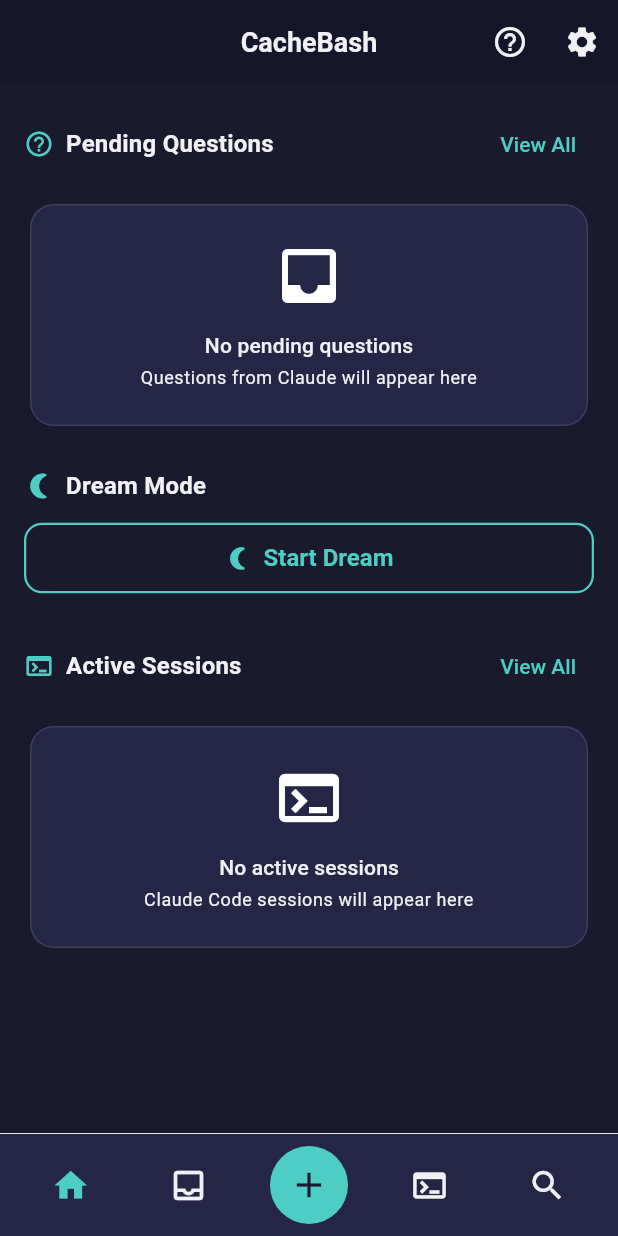
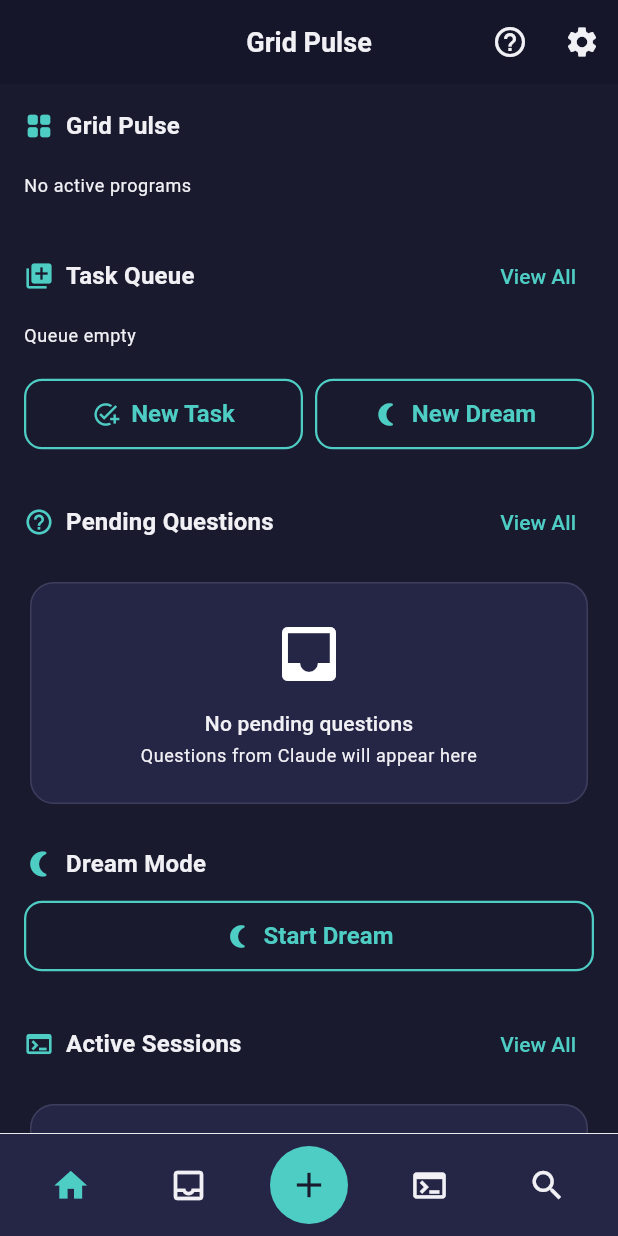
Before and after one commit to rezzedai/cachebash, a Flutter app: the screen it shows once a user with an empty profile is signed in, on a phone screen of 412 x 824 dp. Run offline on Flutter 3.47's test engine with Material 3 defaults, Android fonts, the phone set to English and light mode, and no system bars; our stand-ins replace cloud_firestore, firebase_auth, firebase_core, firebase_crashlytics, firebase_messaging, flutter_riverpod and 3 more; missing offline and left inert: app_settings, encrypt, flutter_app_badger; accounts and stored records are empty; generated files the repository leaves out were written again.

Commit message:
feat: Mobile Pulse View — ambient Grid dashboard — Phase 3 Chunk 3
Added Grid Pulse dashboard to home screen with:
- Program pulse dots showing active programs with heat-based recency
- Task queue chips grouped by target program
- Quick action buttons for New Task/Dream with conditional Kill button
- Updated app bar title to 'Grid Pulse' for dashboard feel

Files modified:
- app/lib/theme/colors.dart: Added programColors map and getProgramColor()
- app/lib/widgets/program_pulse_row.dart: Heat dots for active programs
- app/lib/widgets/task_queue_chips.dart: Task queue summary chips
- app/lib/providers/pulse_provider.dart: Providers for sessions and pending tasks
- app/lib/screens/home/home_screen.dart: Integrated pulse components at top

Technical notes:
- Uses withValues(alpha:) for Flutter 3.38.8 compatibility
- Pulse dots fade from 1.0 to 0.3 opacity over 60 minutes
- Groups sessions by programId, shows most recent per program
- Task chips sorted by count descending

```diff
--- /dev/null
+++ b/app/lib/providers/pulse_provider.dart
@@ -0,0 +1,46 @@
+import 'package:cloud_firestore/cloud_firestore.dart';
+import 'package:flutter_riverpod/flutter_riverpod.dart';
+
+import '../models/session_model.dart';
+import '../models/task_model.dart';
+import '../services/encryption_service.dart';
+import 'auth_provider.dart';
+
+final _firestore = FirebaseFirestore.instance;
+
+/// Stream all non-archived sessions (for program pulse dots)
+final allActiveSessionsProvider = StreamProvider<List<SessionModel>>((ref) {
+  final user = ref.watch(currentUserProvider);
+  if (user == null) return Stream.value([]);
+
+  return _firestore
+      .collection('users/${user.uid}/sessions')
+      .where('archived', isEqualTo: false)
+      .where('state', whereIn: ['working', 'blocked', 'pinned'])
+      .orderBy('lastUpdate', descending: true)
+      .limit(20)
+      .snapshots()
+      .map((snapshot) =>
+          snapshot.docs.map((doc) => SessionModel.fromFirestore(doc)).toList());
+});
+
+/// Stream pending tasks for queue summary (type: "task", status: "created")
+final pendingTaskQueueProvider = StreamProvider<List<TaskModel>>((ref) {
+  final user = ref.watch(currentUserProvider);
+  final encryptionService = ref.watch(encryptionServiceProvider);
+  if (user == null) return Stream.value([]);
+
+  return _firestore
+      .collection('users/${user.uid}/tasks')
+      .where('type', isEqualTo: 'task')
+      .where('status', isEqualTo: 'created')
+      .orderBy('createdAt', descending: true)
+      .limit(50)
+      .snapshots()
+      .asyncMap((snapshot) async {
+    return await Future.wait(
+      snapshot.docs.map((doc) =>
+          TaskModel.fromFirestoreDecrypted(doc, encryptionService)),
+    );
+  });
+});
--- a/app/lib/screens/home/home_screen.dart
+++ b/app/lib/screens/home/home_screen.dart
@@ -7,12 +7,15 @@ import '../../providers/messages_provider.dart';
 import '../../providers/questions_provider.dart';
 import '../../providers/dream_sessions_provider.dart';
 import '../../providers/sessions_provider.dart';
+import '../../providers/pulse_provider.dart';
 import '../../models/dream_session_model.dart';
 import '../../services/haptic_service.dart';
 import '../../widgets/animated_list_item.dart';
 import '../../widgets/question_card.dart';
 import '../../widgets/session_card.dart';
 import '../../widgets/shimmer_card.dart';
+import '../../widgets/program_pulse_row.dart';
+import '../../widgets/task_queue_chips.dart';
 
 void _log(String message) {
   debugPrint('[HomeScreen] $message');
@@ -104,10 +107,12 @@ class HomeScreen extends ConsumerWidget {
     final activeDreams = ref.watch(activeDreamSessionsProvider);
     final activeSessions = ref.watch(activeSessionsProvider);
     final inactiveSessions = ref.watch(inactiveSessionsProvider);
+    final allSessions = ref.watch(allActiveSessionsProvider);
+    final pendingTaskQueue = ref.watch(pendingTaskQueueProvider);
 
     return Scaffold(
       appBar: AppBar(
-        title: const Text('CacheBash'),
+        title: const Text('Grid Pulse'),
         actions: [
           IconButton(
             icon: const Icon(Icons.help_outline),
@@ -133,10 +138,50 @@ class HomeScreen extends ConsumerWidget {
           ref.invalidate(activeDreamSessionsProvider);
           ref.invalidate(activeSessionsProvider);
           ref.invalidate(inactiveSessionsProvider);
+          ref.invalidate(allActiveSessionsProvider);
+          ref.invalidate(pendingTaskQueueProvider);
         },
         child: ListView(
           padding: const EdgeInsets.all(16),
           children: [
+            // Grid Pulse Section
+            _buildSectionHeader(context, 'Grid Pulse', Icons.grid_view_rounded),
+            const SizedBox(height: 12),
+            allSessions.when(
+              loading: () => const SizedBox(height: 48, child: Center(child: CircularProgressIndicator(strokeWidth: 2))),
+              error: (error, stack) => const SizedBox.shrink(),
+              data: (sessions) => ProgramPulseRow(sessions: sessions),
+            ),
+
+            const SizedBox(height: 20),
+
+            // Task Queue Section
+            _buildSectionHeader(
+              context,
+              'Task Queue',
+              Icons.queue,
+              onViewAll: () => context.go('/tasks'),
+            ),
+            const SizedBox(height: 8),
+            pendingTaskQueue.when(
+              loading: () => const SizedBox(height: 32, child: Center(child: CircularProgressIndicator(strokeWidth: 2))),
+              error: (error, stack) => const SizedBox.shrink(),
+              data: (tasks) => TaskQueueChips(
+                pendingTasks: tasks,
+                onTapTarget: (target) {
+                  HapticService.light();
+                  context.go('/tasks');
+                },
+              ),
+            ),
+
+            const SizedBox(height: 20),
+
+            // Quick Actions
+            _buildQuickActions(context, ref),
+
+            const SizedBox(height: 24),
+
             // Pending Questions Section
             _buildSectionHeader(
               context,
@@ -290,6 +335,57 @@ class HomeScreen extends ConsumerWidget {
           ],
         ),
       ),
+    );
+  }
+
+  Widget _buildQuickActions(BuildContext context, WidgetRef ref) {
+    final activeDreams = ref.watch(activeDreamSessionsProvider);
+    final hasActiveDream = activeDreams.whenOrNull(data: (d) => d.isNotEmpty) ?? false;
+
+    return Row(
+      children: [
+        Expanded(
+          child: OutlinedButton.icon(
+            onPressed: () {
+              HapticService.light();
+              context.push('/tasks/new');
+            },
+            icon: const Icon(Icons.add_task, size: 18),
+            label: const Text('New Task'),
+          ),
+        ),
+        const SizedBox(width: 8),
+        Expanded(
+          child: OutlinedButton.icon(
+            onPressed: () {
+              HapticService.light();
+              context.push('/dreams/new');
+            },
+            icon: const Icon(Icons.nightlight_round, size: 18),
+            label: const Text('New Dream'),
+          ),
+        ),
+        if (hasActiveDream) ...[
+          const SizedBox(width: 8),
+          Expanded(
+            child: OutlinedButton.icon(
+              onPressed: () {
+                HapticService.medium();
+                // Navigate to first active dream for kill action
+                final dreams = activeDreams.value ?? [];
+                if (dreams.isNotEmpty) {
+                  context.push('/dreams/${dreams.first.id}');
+                }
+              },
+              icon: Icon(Icons.dangerous, size: 18, color: Theme.of(context).colorScheme.error),
+              label: Text('Kill', style: TextStyle(color: Theme.of(context).colorScheme.error)),
+              style: OutlinedButton.styleFrom(
+                side: BorderSide(color: Theme.of(context).colorScheme.error.withValues(alpha: 0.5)),
+              ),
+            ),
+          ),
+        ],
+      ],
     );
   }
 
--- a/app/lib/theme/colors.dart
+++ b/app/lib/theme/colors.dart
@@ -50,4 +50,26 @@ class AppColors {
     end: Alignment.bottomCenter,
     colors: [surfaceDark, backgroundDark],
   );
+
+  // Grid program identity colors (from RADIA's disc palette)
+  static const Map<String, Color> programColors = {
+    'basher': Color(0xFFFF6C00),  // Orange
+    'iso': Color(0xFF4ECDC4),     // Cyan (use existing AppColors.cyan)
+    'alan': Color(0xFF7B68EE),    // Purple (use existing AppColors.purple)
+    'sark': Color(0xFFEF4444),    // Red
+    'radia': Color(0xFFFBBF24),   // Gold
+    'clu': Color(0xFF38BDF8),     // Blue
+    'quorra': Color(0xFFEC4899),  // Pink
+    'gem': Color(0xFF4ADE80),     // Green
+    'rinzler': Color(0xFF8B5CF6), // Violet
+    'scribe': Color(0xFFA78BFA),  // Lavender
+    'castor': Color(0xFFF97316),  // Deep orange
+    'beck': Color(0xFF06B6D4),    // Teal
+  };
+
+  /// Get program color with fallback
+  static Color getProgramColor(String? programId) {
+    if (programId == null) return textMuted;
+    return programColors[programId.toLowerCase()] ?? textMuted;
+  }
 }
--- /dev/null
+++ b/app/lib/widgets/program_pulse_row.dart
@@ -0,0 +1,87 @@
+import 'package:flutter/material.dart';
+import '../models/session_model.dart';
+import '../theme/colors.dart';
+
+/// Displays active Grid programs as colored heat dots.
+/// Brightness indicates recency of activity.
+class ProgramPulseRow extends StatelessWidget {
+  final List<SessionModel> sessions;
+
+  const ProgramPulseRow({super.key, required this.sessions});
+
+  @override
+  Widget build(BuildContext context) {
+    // Group sessions by programId, take most recent per program
+    final Map<String, SessionModel> programSessions = {};
+    for (final session in sessions) {
+      final pid = session.programId ?? 'unknown';
+      if (!programSessions.containsKey(pid) ||
+          session.lastUpdate.isAfter(programSessions[pid]!.lastUpdate)) {
+        programSessions[pid] = session;
+      }
+    }
+
+    if (programSessions.isEmpty) {
+      return Padding(
+        padding: const EdgeInsets.symmetric(vertical: 8),
+        child: Text(
+          'No active programs',
+          style: Theme.of(context).textTheme.bodySmall?.copyWith(
+                color: Theme.of(context).colorScheme.onSurfaceVariant,
+              ),
+        ),
+      );
+    }
+
+    return Wrap(
+      spacing: 8,
+      runSpacing: 8,
+      children: programSessions.entries.map((entry) {
+        final pid = entry.key;
+        final session = entry.value;
+        final color = AppColors.getProgramColor(pid);
+        final minutesAgo = DateTime.now().difference(session.lastUpdate).inMinutes;
+        // Brightness: 1.0 = active now, fades to 0.3 over 60 minutes
+        final brightness = (1.0 - (minutesAgo / 60.0)).clamp(0.3, 1.0);
+
+        return Tooltip(
+          message: '$pid: ${session.status}',
+          child: Column(
+            mainAxisSize: MainAxisSize.min,
+            children: [
+              Container(
+                width: 32,
+                height: 32,
+                decoration: BoxDecoration(
+                  shape: BoxShape.circle,
+                  color: color.withValues(alpha: brightness),
+                  boxShadow: brightness > 0.7
+                      ? [BoxShadow(color: color.withValues(alpha: 0.4), blurRadius: 8, spreadRadius: 1)]
+                      : null,
+                ),
+                child: Center(
+                  child: Text(
+                    pid.substring(0, 1).toUpperCase(),
+                    style: TextStyle(
+                      color: Colors.white.withValues(alpha: brightness),
+                      fontSize: 12,
+                      fontWeight: FontWeight.bold,
+                    ),
+                  ),
+                ),
+              ),
+              const SizedBox(height: 2),
+              Text(
+                pid,
+                style: Theme.of(context).textTheme.labelSmall?.copyWith(
+                      color: Theme.of(context).colorScheme.onSurfaceVariant,
+                      fontSize: 9,
+                    ),
+              ),
+            ],
+          ),
+        );
+      }).toList(),
+    );
+  }
+}
--- /dev/null
+++ b/app/lib/widgets/task_queue_chips.dart
@@ -0,0 +1,56 @@
+import 'package:flutter/material.dart';
+import '../models/task_model.dart';
+import '../theme/colors.dart';
+
+/// Shows pending task counts grouped by target program as colored chips.
+class TaskQueueChips extends StatelessWidget {
+  final List<TaskModel> pendingTasks;
+  final void Function(String? target)? onTapTarget;
+
+  const TaskQueueChips({super.key, required this.pendingTasks, this.onTapTarget});
+
+  @override
+  Widget build(BuildContext context) {
+    if (pendingTasks.isEmpty) {
+      return Text(
+        'Queue empty',
+        style: Theme.of(context).textTheme.bodySmall?.copyWith(
+              color: Theme.of(context).colorScheme.onSurfaceVariant,
+            ),
+      );
+    }
+
+    // Group by target
+    final Map<String, int> targetCounts = {};
+    for (final task in pendingTasks) {
+      final target = task.target ?? 'unassigned';
+      targetCounts[target] = (targetCounts[target] ?? 0) + 1;
+    }
+
+    // Sort by count descending
+    final sorted = targetCounts.entries.toList()
+      ..sort((a, b) => b.value.compareTo(a.value));
+
+    return Wrap(
+      spacing: 6,
+      runSpacing: 6,
+      children: sorted.map((entry) {
+        final color = AppColors.getProgramColor(entry.key);
+        return ActionChip(
+          avatar: CircleAvatar(
+            backgroundColor: color,
+            radius: 10,
+            child: Text(
+              '${entry.value}',
+              style: const TextStyle(color: Colors.white, fontSize: 10, fontWeight: FontWeight.bold),
+            ),
+          ),
+          label: Text(entry.key, style: const TextStyle(fontSize: 12)),
+          onPressed: onTapTarget != null ? () => onTapTarget!(entry.key) : null,
+          visualDensity: VisualDensity.compact,
+          materialTapTargetSize: MaterialTapTargetSize.shrinkWrap,
+        );
+      }).toList(),
+    );
+  }
+}
```
